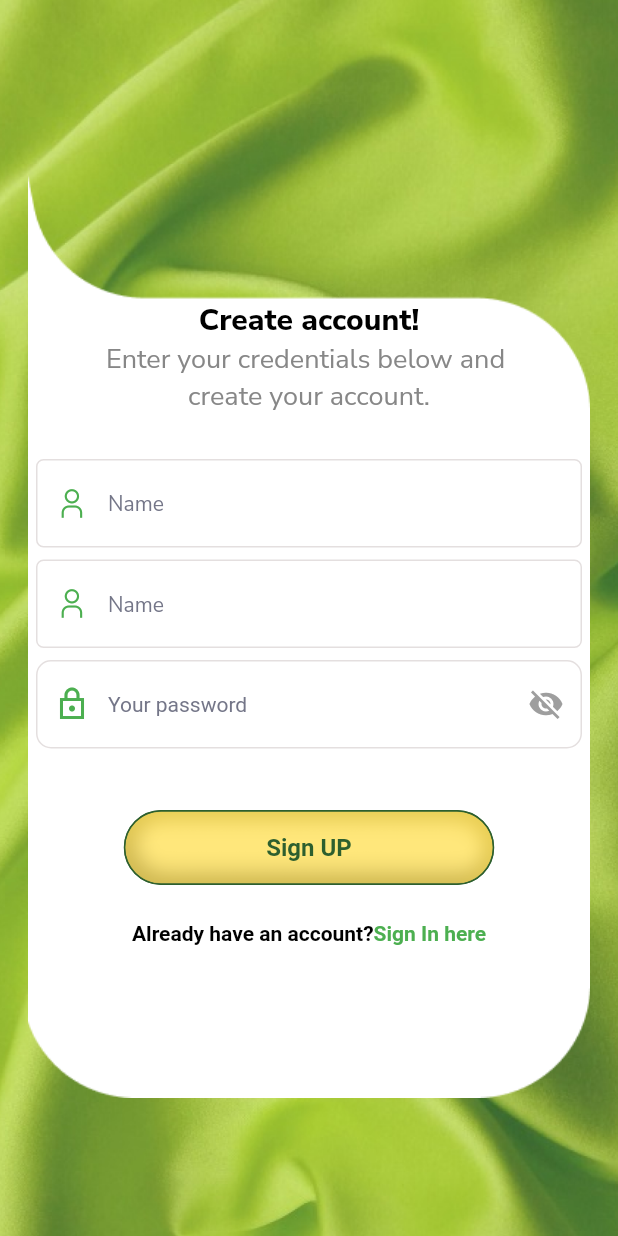
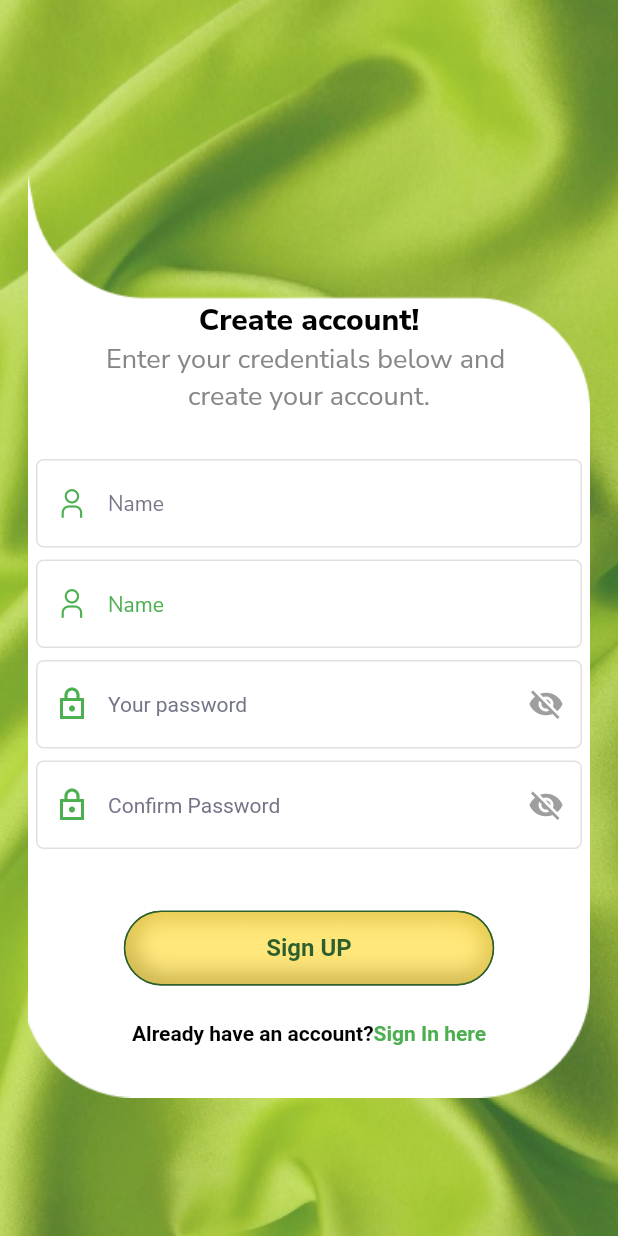
Before and after one commit to amanwebmobril/FindYourlove, a Flutter app: the RegisterPage screen opened directly, on a phone screen of 412 x 824 dp. Run offline on Flutter 3.47's test engine with Material 2 defaults, Android fonts, the phone set to English and light mode, and no system bars; our stand-ins replace shared_preferences; accounts and stored records are empty; Roboto replaces fonts that are missing (Quicksand).

```diff
--- a/lib/features/auth/design/register.dart
+++ b/lib/features/auth/design/register.dart
@@ -20,20 +20,6 @@ class RegisterPage extends StatefulWidget {
 
 class _RegisterPageState extends State<RegisterPage> {
   bool _isChecked = false;
-  void _handleRememberme(bool? value) {
-    log("Handle Remember Me");
-    _isChecked = value!;
-    SharedPreferences.getInstance().then(
-      (prefs) {
-        prefs.setBool("remember_me", value);
-        prefs.setString('email', email.text);
-        prefs.setString('password', password.text);
-      },
-    );
-    setState(() {
-      _isChecked = value;
-    });
-  }
 
   final TextEditingController nameController = TextEditingController();
   final TextEditingController emailController = TextEditingController();
@@ -43,6 +29,7 @@ class _RegisterPageState extends State<RegisterPage> {
       TextEditingController();
   final FocusNode _emailNode = FocusNode();
   final FocusNode _passwordNode = FocusNode();
+  final FocusNode _confirmPasswordNode = FocusNode();
   bool _isObscure = true;
 
   @override
@@ -149,7 +136,7 @@ class _RegisterPageState extends State<RegisterPage> {
                               hintStyle: TextStyle(
                                 fontFamily: "NunitoSans",
                                 fontSize: 14,
-                                color: Color(0xFF747688),
+                                color: Colors.green,
                               ),
                               focusedBorder: OutlineInputBorder(
                                   borderRadius:
@@ -179,7 +166,7 @@ class _RegisterPageState extends State<RegisterPage> {
                         child: Card(
                           elevation: _passwordNode.hasFocus ? 3.0 : 0.0,
                           shape: RoundedRectangleBorder(
-                              borderRadius: BorderRadius.circular(10)),
+                              borderRadius: BorderRadius.circular(5)),
                           child: TextFormField(
                             obscureText: _isObscure,
                             controller: passwordController,
@@ -208,14 +195,71 @@ class _RegisterPageState extends State<RegisterPage> {
                               ),
                               focusedBorder: const OutlineInputBorder(
                                   borderRadius:
-                                      BorderRadius.all(Radius.circular(10)),
+                                      BorderRadius.all(Radius.circular(5)),
                                   borderSide: BorderSide(
                                     width: 1,
-                                    color: Colors.black,
+                                    color: Colors.green,
                                   )),
                               enabledBorder: const OutlineInputBorder(
                                   borderRadius:
-                                      BorderRadius.all(Radius.circular(10)),
+                                      BorderRadius.all(Radius.circular(5)),
+                                  borderSide: BorderSide(
+                                    width: 1,
+                                    color: Color(0xFFE4DFDF),
+                                  )),
+                              errorBorder: const OutlineInputBorder(
+                                borderSide: BorderSide(width: 1),
+                              ),
+                            ),
+                            onTap: () => {
+                              if (!currentFocus.hasPrimaryFocus)
+                                {currentFocus.unfocus()}
+                            },
+                          ),
+                        ),
+                      ),
+                      Padding(
+                        padding: const EdgeInsets.only(left: 20, right: 20),
+                        child: Card(
+                          elevation: _confirmPasswordNode.hasFocus ? 3.0 : 0.0,
+                          shape: RoundedRectangleBorder(
+                              borderRadius: BorderRadius.circular(5)),
+                          child: TextFormField(
+                            obscureText: _isObscure,
+                            controller: confirmPasswordController,
+                            focusNode: _confirmPasswordNode,
+                            decoration: InputDecoration(
+                              // ignore: prefer_const_constructors
+                              prefixIcon: Icon(
+                                Icons.lock_outline_sharp,
+                                color: Colors.green,
+                              ),
+                              suffixIcon: IconButton(
+                                color: Colors.grey,
+                                icon: Icon(_isObscure
+                                    ? Icons.visibility_off
+                                    : Icons.visibility),
+                                onPressed: () {
+                                  setState(() {
+                                    _isObscure = !_isObscure;
+                                  });
+                                },
+                              ),
+                              hintText: "Confirm Password",
+                              hintStyle: const TextStyle(
+                                fontSize: 14,
+                                color: Color(0xFF747688),
+                              ),
+                              focusedBorder: const OutlineInputBorder(
+                                  borderRadius:
+                                      BorderRadius.all(Radius.circular(5)),
+                                  borderSide: BorderSide(
+                                    width: 1,
+                                    color: Colors.green,
+                                  )),
+                              enabledBorder: const OutlineInputBorder(
+                                  borderRadius:
+                                      BorderRadius.all(Radius.circular(5)),
                                   borderSide: BorderSide(
                                     width: 1,
                                     color: Color(0xFFE4DFDF),
--- a/pubspec.yaml
+++ b/pubspec.yaml
@@ -30,6 +30,7 @@ dependencies:
   flutter:
     sdk: flutter
   shared_preferences: ^2.0.13
+  intl_phone_field: ^3.0.1
 
 
 
```
Also changed, not shown: pubspec.lock, 5 other files.
